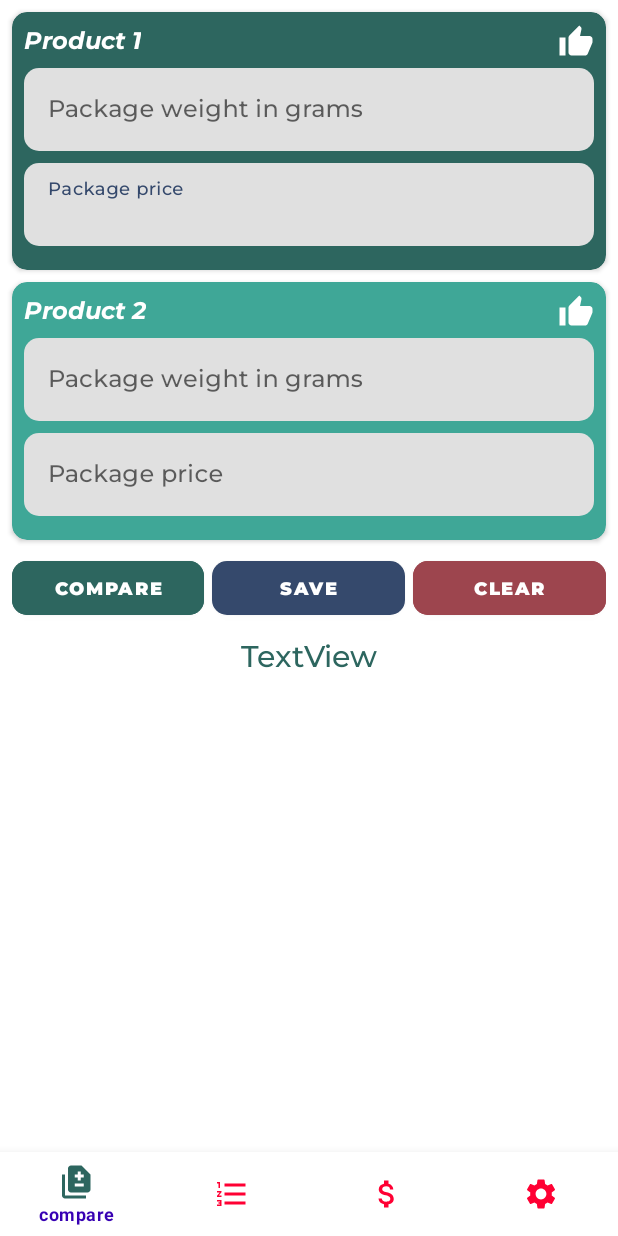
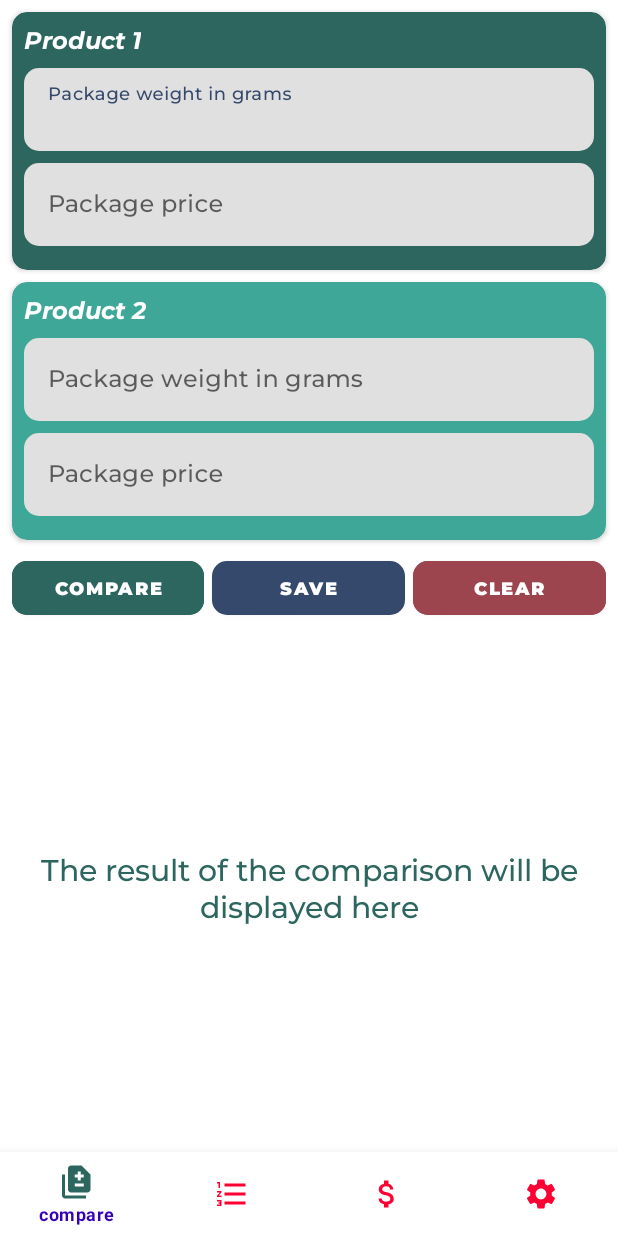
Before and after one commit to stasvitalich/SaveMoney, an Android app: the screen it shows after launch once a user with an empty profile is signed in (AppActivity), on a phone screen of 412 x 824 dp. Run offline under Robolectric (Android 15) with nearby library versions, the phone set to English and light mode, and no system bars; our stand-ins replace Firebase (no records; nobody signed in at launch, a user with empty details on screens opened directly), navigation-ui; libraries missing offline, so code that uses them is left out: render.animations; 3 statements that could not run were skipped.

```diff
--- a/app/src/main/res/layout/fragment_menu.xml
+++ b/app/src/main/res/layout/fragment_menu.xml
@@ -25,36 +25,36 @@
             android:layout_height="match_parent">
 
             <ImageView
-                android:id="@+id/imageView"
+                android:id="@+id/imageThumb1"
                 android:layout_width="wrap_content"
                 android:layout_height="wrap_content"
                 android:layout_marginTop="8dp"
                 android:layout_marginEnd="8dp"
                 android:src="@drawable/ic_baseline_thumb_up_24"
+                android:visibility="invisible"
                 app:layout_constraintEnd_toEndOf="parent"
                 app:layout_constraintTop_toTopOf="parent" />
 
             <com.google.android.material.textfield.TextInputLayout
+                android:id="@+id/textInputLayoutWeight1"
                 android:layout_width="match_parent"
                 android:layout_height="wrap_content"
                 android:layout_marginStart="8dp"
                 android:layout_marginTop="8dp"
                 android:layout_marginEnd="8dp"
-                android:layout_marginBottom="16dp"
-                android:hint="@string/Price"
+                android:hint="@string/Weight"
                 app:boxCornerRadiusBottomEnd="10dp"
                 app:boxCornerRadiusBottomStart="10dp"
                 app:boxCornerRadiusTopEnd="10dp"
                 app:boxCornerRadiusTopStart="10dp"
-                app:layout_constraintBottom_toBottomOf="parent"
+                app:boxStrokeWidth="0dp"
+                app:boxStrokeWidthFocused="0dp"
                 app:layout_constraintEnd_toEndOf="parent"
                 app:layout_constraintStart_toStartOf="parent"
-                app:layout_constraintTop_toBottomOf="@+id/textInputLayout"
-                app:boxStrokeWidth="0dp"
-                app:boxStrokeWidthFocused="0dp">
+                app:layout_constraintTop_toBottomOf="@+id/textView3">
 
                 <com.google.android.material.textfield.TextInputEditText
-                    android:id="@+id/textPrice1"
+                    android:id="@+id/textWeight1"
                     android:layout_width="match_parent"
                     android:layout_height="wrap_content"
                     android:fontFamily="@font/montserrat_medium"
@@ -75,27 +75,28 @@
                 app:layout_constraintTop_toTopOf="parent" />
 
             <com.google.android.material.textfield.TextInputLayout
-                android:id="@+id/textInputLayout"
+                android:id="@+id/textInputLayoutFirst"
 
                 android:layout_width="match_parent"
                 android:layout_height="wrap_content"
                 android:layout_marginStart="8dp"
                 android:layout_marginTop="8dp"
                 android:layout_marginEnd="8dp"
-                android:hint="@string/Weight"
+                android:layout_marginBottom="16dp"
+                android:hint="@string/Price"
                 app:boxCornerRadiusBottomEnd="10dp"
                 app:boxCornerRadiusBottomStart="10dp"
                 app:boxCornerRadiusTopEnd="10dp"
                 app:boxCornerRadiusTopStart="10dp"
+                app:boxStrokeWidth="0dp"
+                app:boxStrokeWidthFocused="0dp"
+                app:layout_constraintBottom_toBottomOf="parent"
                 app:layout_constraintEnd_toEndOf="parent"
                 app:layout_constraintStart_toStartOf="parent"
-                app:layout_constraintTop_toBottomOf="@+id/textView3"
-                app:boxStrokeWidth="0dp"
-                app:boxStrokeWidthFocused="0dp"
-                >
+                app:layout_constraintTop_toBottomOf="@+id/textInputLayoutWeight1">
 
                 <com.google.android.material.textfield.TextInputEditText
-                    android:id="@+id/textWeight1"
+                    android:id="@+id/textPrice1"
                     android:layout_width="match_parent"
                     android:layout_height="wrap_content"
                     android:fontFamily="@font/montserrat_medium"
@@ -123,12 +124,13 @@
             android:layout_height="match_parent">
 
             <ImageView
-                android:id="@+id/imageView3"
+                android:id="@+id/imageThumb2"
                 android:layout_width="wrap_content"
                 android:layout_height="wrap_content"
                 android:layout_marginTop="8dp"
                 android:layout_marginEnd="8dp"
                 android:src="@drawable/ic_baseline_thumb_up_24"
+                android:visibility="invisible"
                 app:layout_constraintEnd_toEndOf="parent"
                 app:layout_constraintTop_toTopOf="parent" />
 
@@ -257,11 +259,14 @@
         android:id="@+id/textRecomendation"
         android:layout_width="wrap_content"
         android:layout_height="wrap_content"
-        android:layout_marginTop="8dp"
+        android:layout_marginStart="8dp"
+        android:layout_marginEnd="8dp"
         android:fontFamily="@font/montserrat_medium"
-        android:text="TextView"
+        android:gravity="center"
+        android:text="@string/ResultOfComparison"
         android:textColor="@color/seaweed"
         android:textSize="20sp"
+        app:layout_constraintBottom_toBottomOf="parent"
         app:layout_constraintEnd_toEndOf="@+id/linearLayout"
         app:layout_constraintStart_toStartOf="@+id/linearLayout"
         app:layout_constraintTop_toBottomOf="@+id/linearLayout" />
--- a/app/src/main/res/values/strings.xml
+++ b/app/src/main/res/values/strings.xml
@@ -30,4 +30,5 @@
     <string name="Compare">Compare</string>
     <string name="Clear">Clear</string>
     <string name="Save">Save</string>
+    <string name="ResultOfComparison">The result of the comparison will be displayed here</string>
 </resources>
```
Also changed, not shown: app/src/main/java/com/example/savemoney/screens/MenuFragment.kt (+103 -0 lines), 1 other file.
